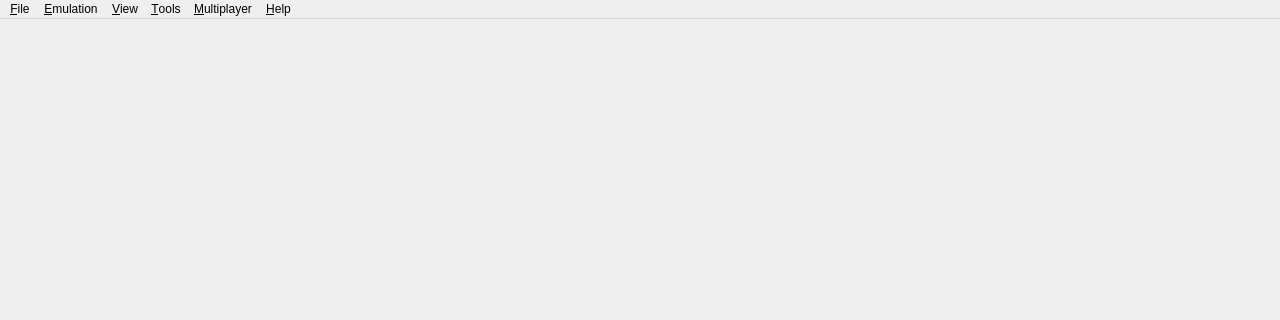
The window that src/yuzu/main.ui (Djipi71/OOT) describes before a commit, drawn with Qt 5; both pictures show x 0 to 1280 and y 0 to 320 of the 1280 by 720 pixel window.
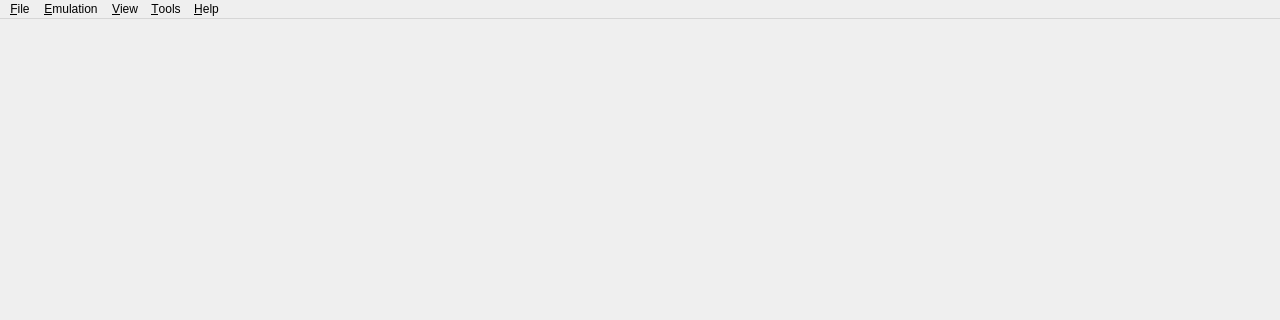
The same window after the commit. Icons and pictures are not drawn.

Commit message:
New OOT icon; remove multiplayer UI
- Exe/window icon (dist/lichii.ico) and in-app icon (dist/lichii.png) replaced
- Multiplayer menu, room status in the status bar, room hotkeys and the
  Network settings tab removed: the game is single-player

Diff of the .ui file:
```diff
--- a/src/yuzu/main.ui
+++ b/src/yuzu/main.ui
@@ -243,7 +243,6 @@
    <addaction name="menu_Emulation"/>
    <addaction name="menu_View"/>
    <addaction name="menu_Tools"/>
-   <addaction name="menu_Multiplayer"/>
    <addaction name="menu_Help"/>
   </widget>
   <action name="action_Install_File_NAND">
```
The commit also changes 7 other files.
